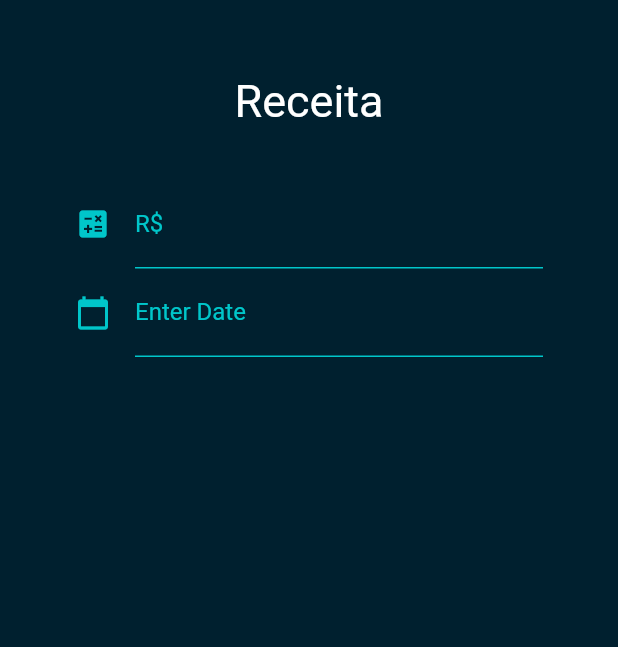
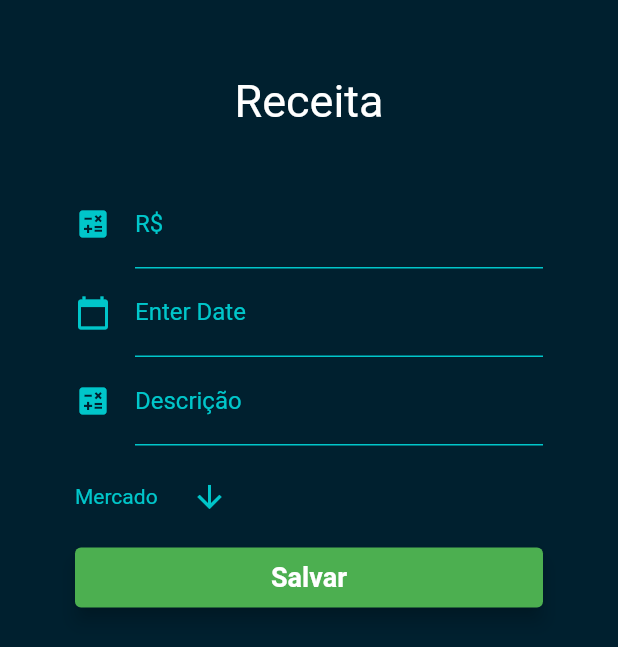
Before and after one commit to YohanToledo/coinomy-app-flutter, a Flutter app: the Transactions screen opened directly, on a phone screen of 412 x 824 dp. Shown: the top 647 px of the screen. Run offline on Flutter 3.47's test engine with Material 2 defaults, Android fonts, the light colour scheme and no system bars; missing offline and left inert: dart:html.

Commit message:
add select and button to transaction screen

```diff
--- a/lib/transactions.dart
+++ b/lib/transactions.dart
@@ -5,6 +5,13 @@ import 'package:flutter/material.dart';
 import 'package:intl/intl.dart';
 import 'global-constants.dart';
 import 'login.dart';
+
+const List<String> list = <String>[
+  'Mercado',
+  'Salario',
+  'Rendimento',
+  'Combustivel'
+];
 
 class Transactions extends StatefulWidget {
   @override
@@ -88,7 +95,16 @@ class _Transactions extends State<Transactions> {
                       print("Date is not selected");
                     }
                   },
-                )
+                ),
+                descField(),
+                SizedBox(
+                  height: 10,
+                ),
+                DropdownButtonField(),
+                SizedBox(
+                  height: 10,
+                ),
+                saveButton(),
               ]),
             ),
           ])),
@@ -123,64 +139,83 @@ Widget valueField() {
       ));
 }
 
-Widget dateSelect() {
-  return TextField();
+Widget descField() {
+  return TextFormField(
+      keyboardType: TextInputType.text,
+      style: TextStyle(color: Colors.white),
+      decoration: InputDecoration(
+        enabledBorder: UnderlineInputBorder(
+            borderSide: BorderSide(
+          color: LIGHT_COLOR,
+        )),
+        label: Text(
+          "Descrição",
+          style: TextStyle(color: LIGHT_COLOR),
+        ),
+        icon: Icon(
+          Icons.calculate,
+          color: LIGHT_COLOR,
+        ),
+      ));
 }
 
-class HomePage extends StatefulWidget {
+class DropdownButtonField extends StatefulWidget {
+  const DropdownButtonField({super.key});
+
   @override
-  State<HomePage> createState() => _HomePageState();
+  State<DropdownButtonField> createState() => _DropdownButtonState();
 }
 
-class _HomePageState extends State<HomePage> {
-  TextEditingController dateController = TextEditingController();
-
-  @override
-  void initState() {
-    dateController.text = ""; //set the initial value of text field
-    super.initState();
-  }
+class _DropdownButtonState extends State<DropdownButtonField> {
+  String dropdownValue = list.first;
 
   @override
   Widget build(BuildContext context) {
-    return Scaffold(
-        appBar: AppBar(title: const Text("Datepicker")),
-        body: Container(
-            padding: const EdgeInsets.all(15),
-            height: 150,
-            child: Center(
-                child: TextField(
-              controller: dateController, //editing controller of this TextField
-              decoration: const InputDecoration(
-                  icon: Icon(Icons.calendar_today), //icon of text field
-                  labelText: "Enter Date" //label text of field
-                  ),
-              readOnly: true, // when true user cannot edit text
-              onTap: () async {
-                DateTime? pickedDate = await showDatePicker(
-                    context: context,
-                    initialDate: DateTime.now(), //get today's date
-                    firstDate: DateTime(
-                        2000), //DateTime.now() - not to allow to choose before today.
-                    lastDate: DateTime(2101));
-
-                if (pickedDate != null) {
-                  print(
-                      pickedDate); //get the picked date in the format => 2022-07-04 00:00:00.000
-                  String formattedDate = DateFormat('yyyy-MM-dd').format(
-                      pickedDate); // format date in required form here we use yyyy-MM-dd that means time is removed
-                  print(
-                      formattedDate); //formatted date output using intl package =>  2022-07-04
-                  //You can format date as per your need
-
-                  setState(() {
-                    dateController.text =
-                        formattedDate; //set foratted date to TextField value.
-                  });
-                } else {
-                  print("Date is not selected");
-                }
-              },
-            ))));
+    return DropdownButton<String>(
+      alignment: Alignment.bottomLeft,
+      dropdownColor: DARK_COLOR,
+      value: dropdownValue,
+      icon: const Icon(
+        Icons.arrow_downward,
+        color: LIGHT_COLOR,
+      ),
+      underline: Container(
+        height: 0,
+      ),
+      elevation: 16,
+      style: const TextStyle(color: LIGHT_COLOR),
+      onChanged: (String? value) {
+        // This is called when the user selects an item.
+        setState(() {
+          dropdownValue = value!;
+        });
+      },
+      items: list.map<DropdownMenuItem<String>>((String value) {
+        return DropdownMenuItem<String>(
+          value: value,
+          child: Text(value),
+        );
+      }).toList(),
+    );
   }
 }
+
+Widget saveButton() {
+  return Container(
+      height: 40,
+      width: 100,
+      padding: EdgeInsets.fromLTRB(0, 0, 0, 0),
+      child: ElevatedButton(
+        child: const Text(
+          'Salvar',
+          style: TextStyle(
+            color: Colors.white,
+            fontWeight: FontWeight.bold,
+            fontSize: 18,
+          ),
+        ),
+        style: ElevatedButton.styleFrom(
+            backgroundColor: Colors.green, elevation: 5),
+        onPressed: () {},
+      ));
+}
```
